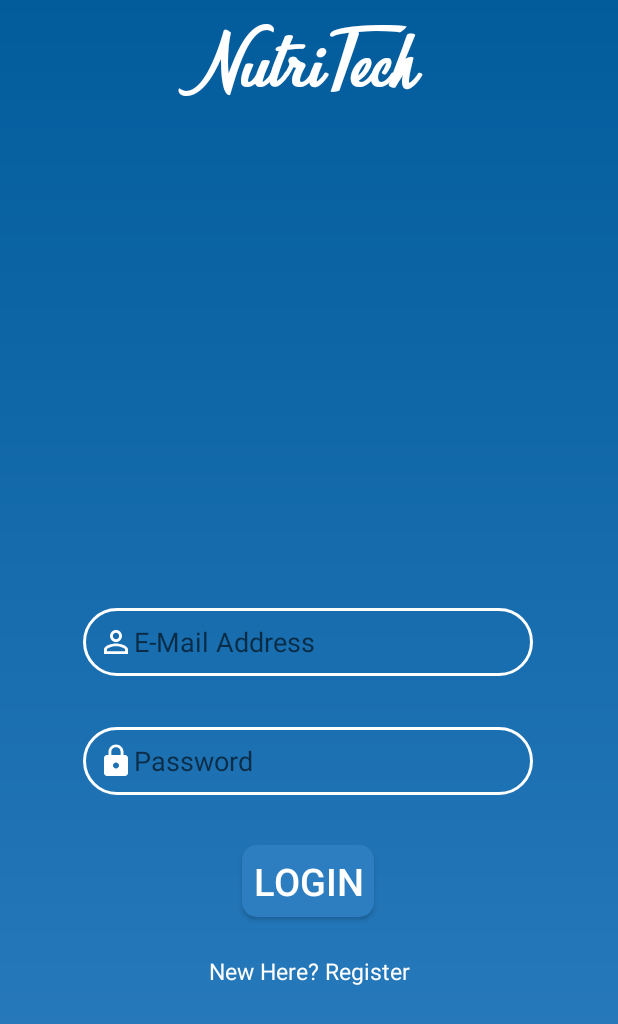
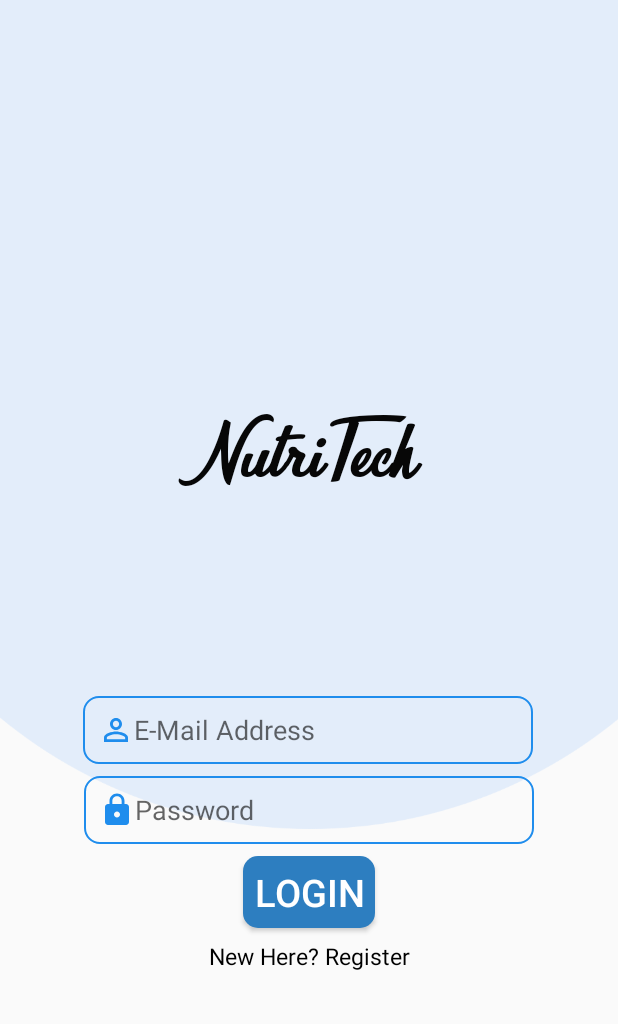
Before and after one commit to RNgugi/Nutrition, an Android app: the screen it shows after launch (LoginActivity), on a phone screen of 412 x 824 dp. Shown: the top 1024 px of the screen. Run offline under Robolectric (Android 15) with nearby library versions, the phone set to English and light mode, and no system bars.

Commit message:
Added cool UI

```diff
--- a/app/src/main/java/com/martahrefs/nutrition/LoginActivity.java
+++ b/app/src/main/java/com/martahrefs/nutrition/LoginActivity.java
@@ -8,7 +8,6 @@ import android.view.View;
 import android.widget.Button;
 import android.widget.EditText;
 import android.widget.TextView;
-import android.widget.Toast;
 
 import androidx.appcompat.app.AppCompatActivity;
 
@@ -31,7 +30,7 @@ public class LoginActivity extends AppCompatActivity {
         super.onCreate(savedInstanceState);
         setContentView(R.layout.activity_login);
 
-        title2 = (TextView) findViewById(R.id.login_title);
+        title2 = (TextView) findViewById(R.id.registration_title);
         tp2 = Typeface.createFromAsset(getAssets(), "fonts/QuickKiss.ttf");
         title2.setTypeface(tp2);
 
--- a/app/src/main/java/com/martahrefs/nutrition/RegistrationActivity.java
+++ b/app/src/main/java/com/martahrefs/nutrition/RegistrationActivity.java
@@ -28,7 +28,7 @@ public class RegistrationActivity extends AppCompatActivity {
         super.onCreate(savedInstanceState);
         setContentView(R.layout.activity_registration);
 
-        title3=(TextView)findViewById(R.id.login_title);
+        title3=(TextView)findViewById(R.id.registration_title);
         tp3= Typeface.createFromAsset(getAssets(), "fonts/QuickKiss.ttf");
         title3.setTypeface(tp3);
 
--- a/app/src/main/java/com/martahrefs/nutrition/Splash.java
+++ b/app/src/main/java/com/martahrefs/nutrition/Splash.java
@@ -3,15 +3,24 @@ package com.martahrefs.nutrition;
 import androidx.appcompat.app.AppCompatActivity;
 
 import android.content.Intent;
+import android.graphics.Typeface;
 import android.os.Bundle;
 import android.os.Handler;
+import android.widget.TextView;
 
 public class Splash extends AppCompatActivity {
+
+    TextView title1;
+    Typeface tp1;
 
     @Override
     protected void onCreate(Bundle savedInstanceState) {
         super.onCreate(savedInstanceState);
         setContentView(R.layout.activity_splash);
+
+        title1=(TextView)findViewById(R.id.splash_title);
+        tp1= Typeface.createFromAsset(getAssets(), "fonts/QuickKiss.ttf");
+        title1.setTypeface(tp1);
 
         new Handler().postDelayed(new Runnable() {
             @Override
--- a/app/src/main/java/com/martahrefs/nutrition/ui/MainActivity.java
+++ b/app/src/main/java/com/martahrefs/nutrition/ui/MainActivity.java
@@ -93,5 +93,3 @@ public class MainActivity extends AppCompatActivity {
     }*/
 
     }
-
-}
--- a/app/src/main/res/drawable-hdpi/ic_email.xml
+++ b/app/src/main/res/drawable-hdpi/ic_email.xml
@@ -4,6 +4,6 @@
         android:viewportWidth="24.0"
         android:viewportHeight="24.0">
     <path
-        android:fillColor="#FF000000"
+        android:fillColor="#1F8DED"
         android:pathData="M20,4L4,4c-1.1,0 -1.99,0.9 -1.99,2L2,18c0,1.1 0.9,2 2,2h16c1.1,0 2,-0.9 2,-2L22,6c0,-1.1 -0.9,-2 -2,-2zM20,8l-8,5 -8,-5L4,6l8,5 8,-5v2z"/>
 </vector>
--- a/app/src/main/res/drawable-hdpi/ic_phone.xml
+++ b/app/src/main/res/drawable-hdpi/ic_phone.xml
@@ -1,4 +1,4 @@
-<vector android:height="24dp" android:tint="#FFFFFF"
+<vector android:height="24dp" android:tint="#1F8DED"
     android:viewportHeight="24.0" android:viewportWidth="24.0"
     android:width="24dp" xmlns:android="http://schemas.android.com/apk/res/android">
     <path android:fillColor="#FF000000" android:pathData="M6.62,10.79c1.44,2.83 3.76,5.14 6.59,6.59l2.2,-2.2c0.27,-0.27 0.67,-0.36 1.02,-0.24 1.12,0.37 2.33,0.57 3.57,0.57 0.55,0 1,0.45 1,1V20c0,0.55 -0.45,1 -1,1 -9.39,0 -17,-7.61 -17,-17 0,-0.55 0.45,-1 1,-1h3.5c0.55,0 1,0.45 1,1 0,1.25 0.2,2.45 0.57,3.57 0.11,0.35 0.03,0.74 -0.25,1.02l-2.2,2.2z"/>
--- a/app/src/main/res/drawable-hdpi/rounded_edittext.xml
+++ b/app/src/main/res/drawable-hdpi/rounded_edittext.xml
@@ -2,7 +2,7 @@
 <shape xmlns:android="http://schemas.android.com/apk/res/android"
     android:padding="2dp" android:shape="rectangle">
 
-    <stroke android:color="@color/White" android:width="2dp"/>
-    <corners android:radius="30dp"/>
+    <stroke android:color="@color/skyblue" android:width="1dp"/>
+    <corners android:radius="10dp"/>
 
 </shape>
--- a/app/src/main/res/drawable/ic_lock.xml
+++ b/app/src/main/res/drawable/ic_lock.xml
@@ -1,4 +1,4 @@
-<vector android:height="24dp" android:tint="#FFFFFF"
+<vector android:height="24dp" android:tint="#1F8DED"
     android:viewportHeight="24.0" android:viewportWidth="24.0"
     android:width="24dp" xmlns:android="http://schemas.android.com/apk/res/android">
     <path android:fillColor="#FF000000" android:pathData="M18,8h-1L17,6c0,-2.76 -2.24,-5 -5,-5S7,3.24 7,6v2L6,8c-1.1,0 -2,0.9 -2,2v10c0,1.1 0.9,2 2,2h12c1.1,0 2,-0.9 2,-2L20,10c0,-1.1 -0.9,-2 -2,-2zM12,17c-1.1,0 -2,-0.9 -2,-2s0.9,-2 2,-2 2,0.9 2,2 -0.9,2 -2,2zM15.1,8L8.9,8L8.9,6c0,-1.71 1.39,-3.1 3.1,-3.1 1.71,0 3.1,1.39 3.1,3.1v2z"/>
--- a/app/src/main/res/drawable/ic_person.xml
+++ b/app/src/main/res/drawable/ic_person.xml
@@ -1,4 +1,4 @@
-<vector android:height="24dp" android:tint="#FFFFFF"
+<vector android:height="24dp" android:tint="#1F8DED"
     android:viewportHeight="24.0" android:viewportWidth="24.0"
     android:width="24dp" xmlns:android="http://schemas.android.com/apk/res/android">
     <path android:fillColor="#FF000000" android:pathData="M12,5.9c1.16,0 2.1,0.94 2.1,2.1s-0.94,2.1 -2.1,2.1S9.9,9.16 9.9,8s0.94,-2.1 2.1,-2.1m0,9c2.97,0 6.1,1.46 6.1,2.1v1.1L5.9,18.1L5.9,17c0,-0.64 3.13,-2.1 6.1,-2.1M12,4C9.79,4 8,5.79 8,8s1.79,4 4,4 4,-1.79 4,-4 -1.79,-4 -4,-4zM12,13c-2.67,0 -8,1.34 -8,4v3h16v-3c0,-2.66 -5.33,-4 -8,-4z"/>
--- a/app/src/main/res/layout/activity_login.xml
+++ b/app/src/main/res/layout/activity_login.xml
@@ -4,141 +4,95 @@
     xmlns:tools="http://schemas.android.com/tools"
     android:layout_width="match_parent"
     android:layout_height="match_parent"
-    android:background="@drawable/blue_gradient"
     tools:context=".LoginActivity">
 
-    <LinearLayout
-        android:layout_width="match_parent"
-        android:layout_height="wrap_content"
-        android:layout_marginTop="8dp"
-        android:gravity="center_horizontal"
-        android:orientation="vertical"
-        app:layout_constraintTop_toTopOf="parent">
-
-        <!--<ImageView
-            android:layout_width="wrap_content"
-            android:layout_height="wrap_content"
-            android:layout_marginStart="8dp"
-            android:layout_marginLeft="8dp"
-            android:layout_marginTop="8dp"
-            android:layout_marginEnd="8dp"
-            android:layout_marginRight="8dp"
-            android:layout_marginBottom="8dp"
-            android:src="@drawable/logo"
+    <ImageView
+        android:id="@+id/imageView"
+        android:layout_width="649dp"
+        android:layout_height="1001dp"
+        android:layout_marginBottom="96dp"
+        android:src="@drawable/circle"
         app:layout_constraintBottom_toBottomOf="parent"
         app:layout_constraintEnd_toEndOf="parent"
-            app:layout_constraintHorizontal_bias="0.498"
-            app:layout_constraintStart_toStartOf="parent"
-            app:layout_constraintTop_toTopOf="parent"
-            app:layout_constraintVertical_bias="0.074" /> -->
+        app:layout_constraintStart_toStartOf="parent" />
 
     <TextView
-            android:id="@+id/login_title"
+        android:id="@+id/registration_title"
         android:layout_width="match_parent"
         android:layout_height="70dp"
         android:layout_marginStart="8dp"
-            android:layout_marginLeft="8dp"
+        android:layout_marginTop="268dp"
         android:layout_marginEnd="8dp"
-            android:layout_marginRight="8dp"
-            android:layout_marginBottom="480dp"
         android:gravity="center_horizontal"
         android:text="@string/app_name"
-            android:textColor="@color/White"
+        android:textColor="@color/Black"
         android:textSize="50sp"
-            app:layout_constraintBottom_toBottomOf="parent"
         app:layout_constraintEnd_toEndOf="parent"
         app:layout_constraintHorizontal_bias="0.0"
-            app:layout_constraintStart_toStartOf="parent" />
-
-    </LinearLayout>
-
+        app:layout_constraintStart_toStartOf="parent"
+        app:layout_constraintTop_toTopOf="parent" />
 
     <EditText
         android:id="@+id/email_login"
         android:layout_width="300dp"
         android:layout_height="45dp"
         android:layout_marginStart="8dp"
-        android:layout_marginLeft="8dp"
-        android:layout_marginTop="8dp"
+        android:layout_marginTop="464dp"
         android:layout_marginEnd="8dp"
-        android:layout_marginRight="8dp"
-        android:layout_marginBottom="8dp"
         android:background="@drawable/rounded_edittext"
         android:drawableLeft="@drawable/ic_person"
         android:hint="E-Mail Address"
         android:inputType="textEmailAddress"
         android:paddingLeft="10dp"
         android:textAllCaps="false"
-        android:textColor="@color/White"
-        app:layout_constraintBottom_toBottomOf="parent"
+        android:textColor="@color/Black"
         app:layout_constraintEnd_toEndOf="parent"
         app:layout_constraintHorizontal_bias="0.494"
         app:layout_constraintStart_toStartOf="parent"
-        app:layout_constraintTop_toTopOf="parent"
-        app:layout_constraintVertical_bias="0.521" />
+        app:layout_constraintTop_toTopOf="parent" />
 
     <EditText
         android:id="@+id/password_login"
         android:layout_width="300dp"
         android:layout_height="45dp"
         android:layout_marginStart="8dp"
-        android:layout_marginLeft="8dp"
         android:layout_marginTop="8dp"
         android:layout_marginEnd="8dp"
-        android:layout_marginRight="8dp"
-        android:layout_marginBottom="8dp"
         android:background="@drawable/rounded_edittext"
         android:drawableLeft="@drawable/ic_lock"
         android:hint="Password"
         android:inputType="textPassword"
         android:paddingLeft="10dp"
-        android:textColor="@color/White"
-        app:layout_constraintBottom_toBottomOf="parent"
+        android:textColor="@color/Black"
         app:layout_constraintEnd_toEndOf="parent"
-        app:layout_constraintHorizontal_bias="0.494"
         app:layout_constraintStart_toStartOf="parent"
-        app:layout_constraintTop_toTopOf="parent"
-        app:layout_constraintVertical_bias="0.625" />
+        app:layout_constraintTop_toBottomOf="@+id/email_login" />
 
     <Button
         android:id="@+id/button_post"
         android:layout_width="wrap_content"
         android:layout_height="wrap_content"
-        android:layout_marginStart="8dp"
-        android:layout_marginLeft="8dp"
         android:layout_marginTop="8dp"
-        android:layout_marginEnd="8dp"
-        android:layout_marginRight="8dp"
-        android:layout_marginBottom="8dp"
+        android:background="@drawable/rounded_button"
         android:text="Login"
+        android:textAllCaps="true"
         android:textColor="@color/White"
-        android:textAllCaps="true"
         android:textSize="25sp"
-        android:background="@drawable/rounded_button"
-        app:layout_constraintBottom_toBottomOf="parent"
         app:layout_constraintEnd_toEndOf="parent"
-        app:layout_constraintHorizontal_bias="0.498"
         app:layout_constraintStart_toStartOf="parent"
-        app:layout_constraintTop_toBottomOf="@+id/password_login"
-        app:layout_constraintVertical_bias="0.109" />
+        app:layout_constraintTop_toBottomOf="@+id/password_login" />
 
     <TextView
         android:id="@+id/register_button"
         android:layout_width="wrap_content"
         android:layout_height="wrap_content"
-        android:layout_marginStart="8dp"
-        android:layout_marginLeft="8dp"
         android:layout_marginTop="8dp"
-        android:layout_marginEnd="8dp"
-        android:layout_marginRight="8dp"
-        android:layout_marginBottom="8dp"
         android:text="New Here? Register"
-        android:textColor="#FFF"
+        android:textColor="#000"
         android:textSize="15sp"
-        app:layout_constraintBottom_toBottomOf="parent"
         app:layout_constraintEnd_toEndOf="parent"
         app:layout_constraintStart_toStartOf="parent"
-        app:layout_constraintTop_toBottomOf="@+id/button_post"
-        app:layout_constraintVertical_bias="0.1" />
+        app:layout_constraintTop_toBottomOf="@+id/button_post" />
+
 
 </androidx.constraintlayout.widget.ConstraintLayout>
--- a/app/src/main/res/values/colors.xml
+++ b/app/src/main/res/values/colors.xml
@@ -1,10 +1,14 @@
 <?xml version="1.0" encoding="utf-8"?>
 <resources>
-    <color name="colorPrimary">#2D7EC0</color>
-    <color name="colorPrimaryDark">#025C9C</color>
-    <color name="colorAccent">#000</color>
 
-    <color name="Black">#000</color>
+    <color name="colorPrimary">#1F8DED</color>
+    <color name="colorPrimaryDark">#1F8DED</color>
+    <color name="colorAccent">#E3EDFA</color>
+
+    <color name="skyblue">#1F8DED</color>
+    <color name="lightblue">#E3EDFA</color>
+    <color name="Black">#070707</color>
+    <color name="Gray">#8A8A8A</color>
     <color name="White">#FFF</color>
     <color name="Red">#B62419</color>
 
```
Also changed, not shown: app/src/main/res/layout/activity_registration.xml (+27 -34 lines), app/src/main/res/layout/activity_splash.xml (+30 -1 lines), app/src/main/res/layout/custom_dialogbox.xml (+14 -7 lines), app/src/main/res/drawable-xhdpi/circle.png (added). Lines whose indentation alone changed are shown as unchanged.
